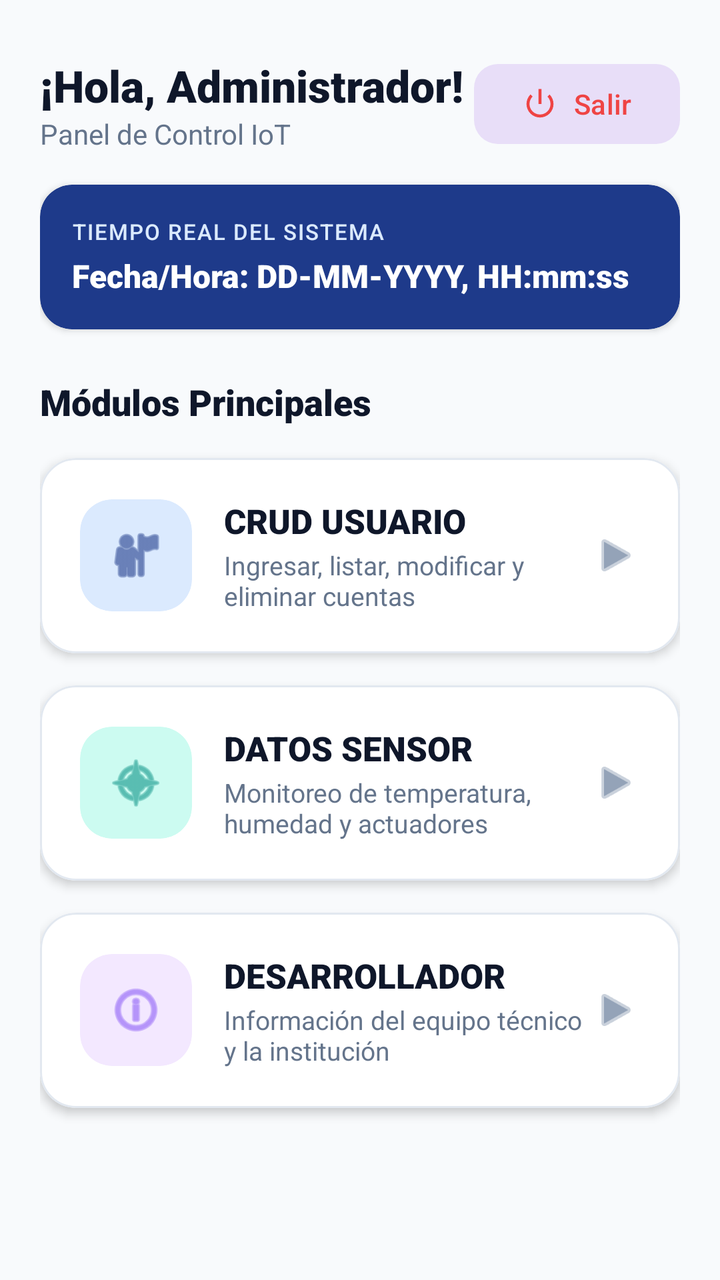
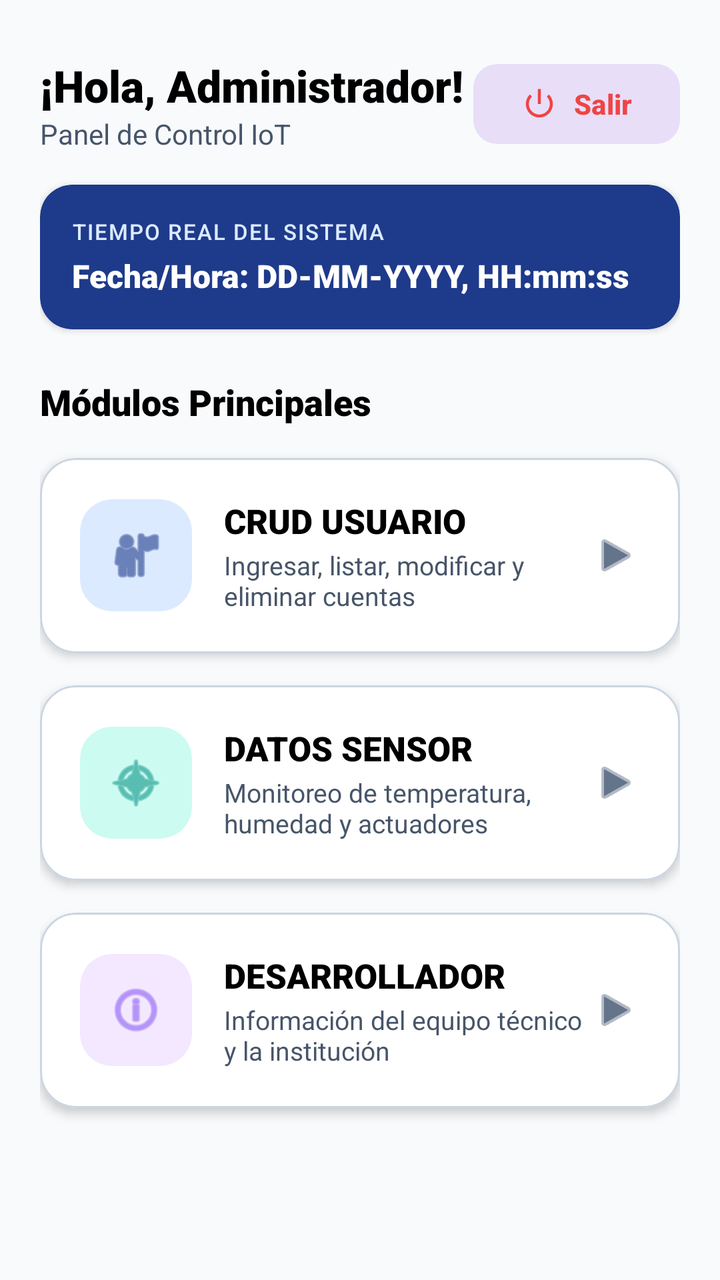

Screens rendered from an Android XML layout before and after an edit, with the pre-edit source and the edit as a unified diff.
<!-- AndroidManifest.xml: application theme Theme.Evaluacion1 -->
<!-- res/layout/activity_main_menu.xml -->
<?xml version="1.0" encoding="utf-8"?>
<ScrollView xmlns:android="http://schemas.android.com/apk/res/android"
    xmlns:app="http://schemas.android.com/apk/res-auto"
    android:layout_width="match_parent"
    android:layout_height="match_parent"
    android:background="@color/background"
    android:fillViewport="true">

    <LinearLayout
        android:layout_width="match_parent"
        android:layout_height="wrap_content"
        android:orientation="vertical"
        android:padding="20dp">

        
        <LinearLayout
            android:layout_width="match_parent"
            android:layout_height="wrap_content"
            android:orientation="horizontal"
            android:gravity="center_vertical"
            android:layout_marginTop="8dp"
            android:layout_marginBottom="16dp">

            <LinearLayout
                android:layout_width="0dp"
                android:layout_height="wrap_content"
                android:layout_weight="1"
                android:orientation="vertical">

                <TextView
                    android:id="@+id/tvBienvenidaUsuario"
                    android:layout_width="wrap_content"
                    android:layout_height="wrap_content"
                    android:text="¡Hola, Administrador!"
                    android:textColor="@color/text_primary"
                    android:textSize="22sp"
                    android:fontFamily="sans-serif-black" />

                <TextView
                    android:layout_width="wrap_content"
                    android:layout_height="wrap_content"
                    android:text="Panel de Control IoT"
                    android:textColor="@color/text_secondary"
                    android:textSize="14sp" />
            </LinearLayout>

            
            <com.google.android.material.button.MaterialButton
                android:id="@+id/btnCerrarSesion"
                style="@style/Widget.Material3.Button.TonalButton"
                android:layout_width="wrap_content"
                android:layout_height="wrap_content"
                android:text="Salir"
                android:textColor="@color/color_error"
                app:icon="@android:drawable/ic_lock_power_off"
                app:iconTint="@color/color_error"
                app:cornerRadius="12dp" />
        </LinearLayout>

        
        <com.google.android.material.card.MaterialCardView
            android:layout_width="match_parent"
            android:layout_height="wrap_content"
            android:layout_marginBottom="24dp"
            app:cardCornerRadius="16dp"
            app:cardElevation="2dp"
            app:cardBackgroundColor="@color/primary"
            app:strokeWidth="0dp">

            <LinearLayout
                android:layout_width="match_parent"
                android:layout_height="wrap_content"
                android:orientation="vertical"
                android:padding="16dp">

                <TextView
                    android:layout_width="wrap_content"
                    android:layout_height="wrap_content"
                    android:text="TIEMPO REAL DEL SISTEMA"
                    android:textColor="@color/primary_container"
                    android:textSize="11sp"
                    android:letterSpacing="0.06"
                    android:fontFamily="sans-serif-medium" />

                <TextView
                    android:id="@+id/tvFechaHora"
                    android:layout_width="wrap_content"
                    android:layout_height="wrap_content"
                    android:text="Fecha/Hora: DD-MM-YYYY, HH:mm:ss"
                    android:textColor="@color/white"
                    android:textSize="16sp"
                    android:fontFamily="sans-serif-black"
                    android:layout_marginTop="4dp" />
            </LinearLayout>
        </com.google.android.material.card.MaterialCardView>

        
        <TextView
            android:layout_width="wrap_content"
            android:layout_height="wrap_content"
            android:text="Módulos Principales"
            android:textColor="@color/text_primary"
            android:textSize="18sp"
            android:fontFamily="sans-serif-black"
            android:layout_marginBottom="16dp" />

        
        <com.google.android.material.card.MaterialCardView
            android:id="@+id/cardCrudUsuario"
            android:layout_width="match_parent"
            android:layout_height="wrap_content"
            android:layout_marginBottom="16dp"
            android:clickable="true"
            android:focusable="true"
            android:foreground="?android:attr/selectableItemBackground"
            app:cardCornerRadius="18dp"
            app:cardElevation="3dp"
            app:cardBackgroundColor="@color/surface"
            app:strokeWidth="1dp"
            app:strokeColor="@color/outline_light">

            <LinearLayout
                android:layout_width="match_parent"
                android:layout_height="wrap_content"
                android:orientation="horizontal"
                android:gravity="center_vertical"
                android:padding="20dp">

                <com.google.android.material.card.MaterialCardView
                    android:layout_width="56dp"
                    android:layout_height="56dp"
                    app:cardCornerRadius="16dp"
                    app:cardElevation="0dp"
                    app:cardBackgroundColor="@color/primary_container"
                    app:strokeWidth="0dp">

                    <ImageView
                        android:layout_width="30dp"
                        android:layout_height="30dp"
                        android:layout_gravity="center"
                        android:src="@android:drawable/ic_menu_myplaces"
                        app:tint="@color/primary" />
                </com.google.android.material.card.MaterialCardView>

                <LinearLayout
                    android:layout_width="0dp"
                    android:layout_height="wrap_content"
                    android:layout_weight="1"
                    android:orientation="vertical"
                    android:layout_marginStart="16dp">

                    <TextView
                        android:layout_width="wrap_content"
                        android:layout_height="wrap_content"
                        android:text="CRUD USUARIO"
                        android:textColor="@color/text_primary"
                        android:textSize="17sp"
                        android:fontFamily="sans-serif-black" />

                    <TextView
                        android:layout_width="wrap_content"
                        android:layout_height="wrap_content"
                        android:text="Ingresar, listar, modificar y eliminar cuentas"
                        android:textColor="@color/text_secondary"
                        android:textSize="13sp"
                        android:layout_marginTop="2dp" />
                </LinearLayout>

                <ImageView
                    android:layout_width="24dp"
                    android:layout_height="24dp"
                    android:src="@android:drawable/ic_media_play"
                    app:tint="@color/text_muted" />
            </LinearLayout>
        </com.google.android.material.card.MaterialCardView>

        
        <com.google.android.material.card.MaterialCardView
            android:id="@+id/cardDatosSensor"
            android:layout_width="match_parent"
            android:layout_height="wrap_content"
            android:layout_marginBottom="16dp"
            android:clickable="true"
            android:focusable="true"
            android:foreground="?android:attr/selectableItemBackground"
            app:cardCornerRadius="18dp"
            app:cardElevation="3dp"
            app:cardBackgroundColor="@color/surface"
            app:strokeWidth="1dp"
            app:strokeColor="@color/outline_light">

            <LinearLayout
                android:layout_width="match_parent"
                android:layout_height="wrap_content"
                android:orientation="horizontal"
                android:gravity="center_vertical"
                android:padding="20dp">

                <com.google.android.material.card.MaterialCardView
                    android:layout_width="56dp"
                    android:layout_height="56dp"
                    app:cardCornerRadius="16dp"
                    app:cardElevation="0dp"
                    app:cardBackgroundColor="@color/secondary_container"
                    app:strokeWidth="0dp">

                    <ImageView
                        android:layout_width="30dp"
                        android:layout_height="30dp"
                        android:layout_gravity="center"
                        android:src="@android:drawable/ic_menu_compass"
                        app:tint="@color/secondary" />
                </com.google.android.material.card.MaterialCardView>

                <LinearLayout
                    android:layout_width="0dp"
                    android:layout_height="wrap_content"
                    android:layout_weight="1"
                    android:orientation="vertical"
                    android:layout_marginStart="16dp">

                    <TextView
                        android:layout_width="wrap_content"
                        android:layout_height="wrap_content"
                        android:text="DATOS SENSOR"
                        android:textColor="@color/text_primary"
                        android:textSize="17sp"
                        android:fontFamily="sans-serif-black" />

                    <TextView
                        android:layout_width="wrap_content"
                        android:layout_height="wrap_content"
                        android:text="Monitoreo de temperatura, humedad y actuadores"
                        android:textColor="@color/text_secondary"
                        android:textSize="13sp"
                        android:layout_marginTop="2dp" />
                </LinearLayout>

                <ImageView
                    android:layout_width="24dp"
                    android:layout_height="24dp"
                    android:src="@android:drawable/ic_media_play"
                    app:tint="@color/text_muted" />
            </LinearLayout>
        </com.google.android.material.card.MaterialCardView>

        
        <com.google.android.material.card.MaterialCardView
            android:id="@+id/cardDesarrollador"
            android:layout_width="match_parent"
            android:layout_height="wrap_content"
            android:layout_marginBottom="16dp"
            android:clickable="true"
            android:focusable="true"
            android:foreground="?android:attr/selectableItemBackground"
            app:cardCornerRadius="18dp"
            app:cardElevation="3dp"
            app:cardBackgroundColor="@color/surface"
            app:strokeWidth="1dp"
            app:strokeColor="@color/outline_light">

            <LinearLayout
                android:layout_width="match_parent"
                android:layout_height="wrap_content"
                android:orientation="horizontal"
                android:gravity="center_vertical"
                android:padding="20dp">

                <com.google.android.material.card.MaterialCardView
                    android:layout_width="56dp"
                    android:layout_height="56dp"
                    app:cardCornerRadius="16dp"
                    app:cardElevation="0dp"
                    app:cardBackgroundColor="#F3E8FF"
                    app:strokeWidth="0dp">

                    <ImageView
                        android:layout_width="30dp"
                        android:layout_height="30dp"
                        android:layout_gravity="center"
                        android:src="@android:drawable/ic_menu_info_details"
                        app:tint="@color/color_purple" />
                </com.google.android.material.card.MaterialCardView>

                <LinearLayout
                    android:layout_width="0dp"
                    android:layout_height="wrap_content"
                    android:layout_weight="1"
                    android:orientation="vertical"
                    android:layout_marginStart="16dp">

                    <TextView
                        android:layout_width="wrap_content"
                        android:layout_height="wrap_content"
                        android:text="DESARROLLADOR"
                        android:textColor="@color/text_primary"
                        android:textSize="17sp"
                        android:fontFamily="sans-serif-black" />

                    <TextView
                        android:layout_width="wrap_content"
                        android:layout_height="wrap_content"
                        android:text="Información del equipo técnico y la institución"
                        android:textColor="@color/text_secondary"
                        android:textSize="13sp"
                        android:layout_marginTop="2dp" />
                </LinearLayout>

                <ImageView
                    android:layout_width="24dp"
                    android:layout_height="24dp"
                    android:src="@android:drawable/ic_media_play"
                    app:tint="@color/text_muted" />
            </LinearLayout>
        </com.google.android.material.card.MaterialCardView>

    </LinearLayout>
</ScrollView>
<!-- resources referenced by this layout -->
<resources>
  <color name="background">#F8FAFC</color>
  <color name="color_error">#EF4444</color>
  <color name="color_purple">#8B5CF6</color>
  <color name="outline_light">#E2E8F0</color>
  <color name="primary">#1E3A8A</color>
  <color name="primary_container">#DBEAFE</color>
  <color name="secondary">#0D9488</color>
  <color name="secondary_container">#CCFBF1</color>
  <color name="surface">#FFFFFF</color>
  <color name="text_muted">#94A3B8</color>
  <color name="text_primary">#0F172A</color>
  <color name="text_secondary">#64748B</color>
  <color name="white">#FFFFFFFF</color>
  <style name="Theme.Evaluacion1" parent="Base.Theme.Evaluacion1" />
  <style name="Base.Theme.Evaluacion1" parent="Theme.Material3.DayNight.NoActionBar">
          
          <item name="colorPrimary">@color/primary</item>
          <item name="colorSecondary">@color/secondary</item>
          <item name="android:statusBarColor">@color/surface</item>
          <item name="android:windowLightStatusBar">true</item>
          <item name="android:colorBackground">@color/background</item>
      </style>
</resources>

<!-- the commit's change to res/layout/activity_main_menu.xml (unified diff, before → after) -->
@@ -32,7 +32,7 @@
                     android:layout_width="wrap_content"
                     android:layout_height="wrap_content"
                     android:text="¡Hola, Administrador!"
-                    android:textColor="@color/text_primary"
+                    android:textColor="@color/black"
                     android:textSize="22sp"
                     android:fontFamily="sans-serif-black" />
 
@@ -52,6 +52,7 @@
                 android:layout_height="wrap_content"
                 android:text="Salir"
                 android:textColor="@color/color_error"
+                android:textStyle="bold"
                 app:icon="@android:drawable/ic_lock_power_off"
                 app:iconTint="@color/color_error"
                 app:cornerRadius="12dp" />
@@ -99,7 +100,7 @@
             android:layout_width="wrap_content"
             android:layout_height="wrap_content"
             android:text="Módulos Principales"
-            android:textColor="@color/text_primary"
+            android:textColor="@color/black"
             android:textSize="18sp"
             android:fontFamily="sans-serif-black"
             android:layout_marginBottom="16dp" />
@@ -153,7 +154,7 @@
                         android:layout_width="wrap_content"
                         android:layout_height="wrap_content"
                         android:text="CRUD USUARIO"
-                        android:textColor="@color/text_primary"
+                        android:textColor="@color/black"
                         android:textSize="17sp"
                         android:fontFamily="sans-serif-black" />
 
@@ -223,7 +224,7 @@
                         android:layout_width="wrap_content"
                         android:layout_height="wrap_content"
                         android:text="DATOS SENSOR"
-                        android:textColor="@color/text_primary"
+                        android:textColor="@color/black"
                         android:textSize="17sp"
                         android:fontFamily="sans-serif-black" />
 
@@ -293,7 +294,7 @@
                         android:layout_width="wrap_content"
                         android:layout_height="wrap_content"
                         android:text="DESARROLLADOR"
-                        android:textColor="@color/text_primary"
+                        android:textColor="@color/black"
                         android:textSize="17sp"
                         android:fontFamily="sans-serif-black" />
 
<!-- resource entries referenced after the edit -->
@@ -1,26 +1,39 @@
 <!-- resources referenced by this layout -->
 <resources>
   <color name="background">#F8FAFC</color>
+  <color name="black">#FF000000</color>
   <color name="color_error">#EF4444</color>
   <color name="color_purple">#8B5CF6</color>
-  <color name="outline_light">#E2E8F0</color>
+  <color name="outline_light">#CBD5E1</color>
   <color name="primary">#1E3A8A</color>
   <color name="primary_container">#DBEAFE</color>
   <color name="secondary">#0D9488</color>
   <color name="secondary_container">#CCFBF1</color>
   <color name="surface">#FFFFFF</color>
-  <color name="text_muted">#94A3B8</color>
+  <color name="text_muted">#64748B</color>
   <color name="text_primary">#0F172A</color>
-  <color name="text_secondary">#64748B</color>
+  <color name="text_secondary">#475569</color>
   <color name="white">#FFFFFFFF</color>
   <style name="Theme.Evaluacion1" parent="Base.Theme.Evaluacion1" />
   <style name="Base.Theme.Evaluacion1" parent="Theme.Material3.DayNight.NoActionBar">
           
           <item name="colorPrimary">@color/primary</item>
+          <item name="colorOnPrimary">@color/white</item>
+          <item name="colorPrimaryContainer">@color/primary_container</item>
+          <item name="colorOnPrimaryContainer">@color/on_primary_container</item>
+          
           <item name="colorSecondary">@color/secondary</item>
+          <item name="colorOnSecondary">@color/white</item>
+          
           <item name="android:statusBarColor">@color/surface</item>
           <item name="android:windowLightStatusBar">true</item>
           <item name="android:colorBackground">@color/background</item>
+          
+          
+          <item name="editTextColor">@color/black</item>
+          <item name="android:textColorPrimary">@color/text_primary</item>
+          <item name="android:textColorSecondary">@color/text_secondary</item>
       </style>
+  <color name="on_primary_container">#1E3A8A</color>
 </resources>
 
